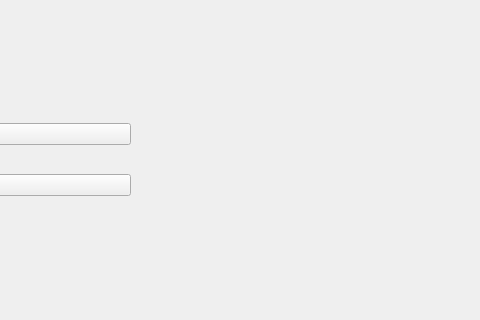
Before: the Qt Designer form src/gui/exercises/exercisewithtileswidget.ui in TFed555/music_trainer, drawn with Qt 5; both pictures show x 520 to 1000 and y 0 to 320 of the 1000 by 700 pixel window.
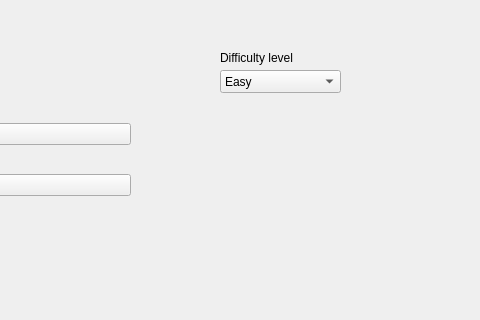
After: the same form once the commit is applied.

Commit message: added difficulty config

What changed in the file:
```diff
--- a/src/gui/exercises/exercisewithtileswidget.ui
+++ b/src/gui/exercises/exercisewithtileswidget.ui
@@ -63,6 +63,39 @@
     <string>Назад</string>
    </property>
   </widget>
+  <widget class="QComboBox" name="difficultyBox">
+   <property name="geometry">
+    <rect>
+     <x>740</x>
+     <y>70</y>
+     <width>121</width>
+     <height>23</height>
+    </rect>
+   </property>
+   <item>
+    <property name="text">
+     <string>Easy</string>
+    </property>
+   </item>
+   <item>
+    <property name="text">
+     <string>Hard</string>
+    </property>
+   </item>
+  </widget>
+  <widget class="QLabel" name="label">
+   <property name="geometry">
+    <rect>
+     <x>740</x>
+     <y>50</y>
+     <width>101</width>
+     <height>16</height>
+    </rect>
+   </property>
+   <property name="text">
+    <string>Difficulty level</string>
+   </property>
+  </widget>
  </widget>
  <resources/>
  <connections/>
```
The commit also changes 30 other files.
